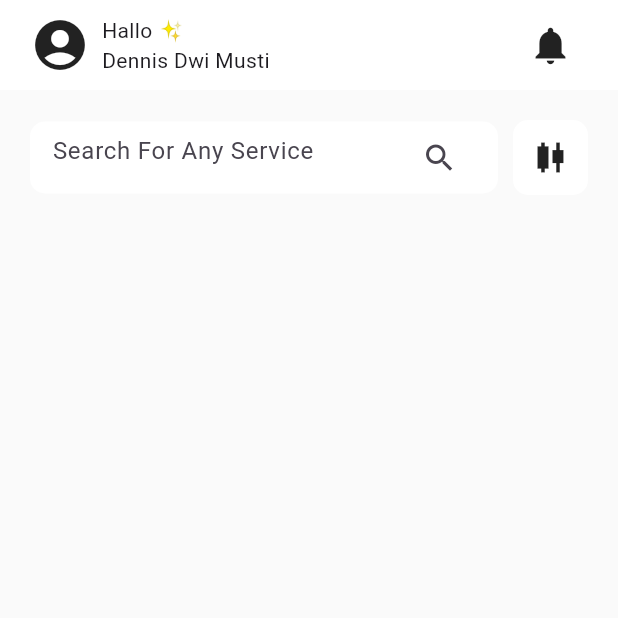
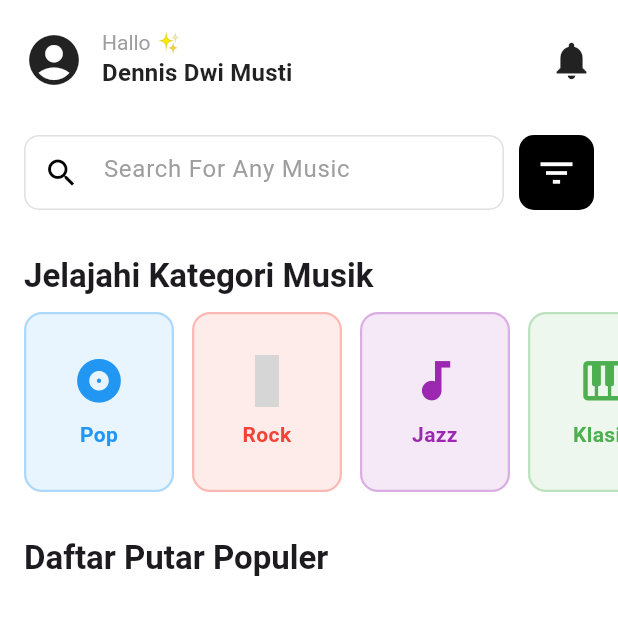
Before and after one commit to ojgrup/Musik-sc, a Flutter app: the screen it shows after launch, on a phone screen of 412 x 824 dp, the top half of it. Run offline on Flutter 3.47's test engine with Material 3 defaults, Android fonts, the phone set to English and light mode, and no system bars; statements that could not run were skipped; grey boxes are pictures that could not be loaded.

Commit message:
Update dashboard.dart

```diff
--- a/lib/dashboard.dart
+++ b/lib/dashboard.dart
@@ -1,4 +1,13 @@
 import 'package:flutter/material.dart';
+
+// --- 1. Model Data Kategori Musik ---
+class MusicCategory {
+  final String name;
+  final IconData icon;
+  final Color color;
+
+  MusicCategory({required this.name, required this.icon, required this.color});
+}
 
 class DashboardPage extends StatefulWidget {
   const DashboardPage({super.key});
@@ -8,119 +17,201 @@ class DashboardPage extends StatefulWidget {
 }
 
 class _DashboardPageState extends State<DashboardPage> {
-  List<Map<String, dynamic>> People = [
-    {
-      "name": "Expert Plumbing",
-      "image": "assets/images/Robin.png",
-      "price": "\$35",
-      "review": "⭐ 4.4 (1.800 reviews)",
-      "job": "Plumber",
-    },
-    {
-      "name": "Electrical Service",
-      "image": "assets/images/Sunday.png",
-      "price": "\$45",
-      "review": "⭐ 4.3 (900 reviews)",
-      "job": "Electrician",
-    },
-    {
-      "name": "Deep Home Cleaning",
-      "image": "assets/images/M7.png",
-      "price": "\$30",
-      "review": "⭐ 4.7 (1.500 reviews)",
-      "job": "Mason",
-    },
+
+  // GANTI: Data layanan rumah menjadi Data Kategori Musik
+  final List<MusicCategory> _categories = [
+    MusicCategory(name: "Pop", icon: Icons.album, color: Colors.blue),
+    MusicCategory(name: "Rock", icon: Icons.electric_guitar, color: Colors.red),
+    MusicCategory(name: "Jazz", icon: Icons.audiotrack, color: Colors.purple),
+    MusicCategory(name: "Klasik", icon: Icons.piano, color: Colors.green),
+    MusicCategory(name: "Hip Hop", icon: Icons.speaker, color: Colors.teal),
+    MusicCategory(name: "Indie", icon: Icons.mic, color: Colors.brown),
   ];
 
   @override
   Widget build(BuildContext context) {
-    // Memberi warna latar belakang yang membedakan dengan header.
-    // Misal, abu-abu muda.
+    // Memberi warna latar belakang putih polos agar cocok dengan gambar
     return Scaffold(
-      backgroundColor: Colors.grey[50],
-      body: SingleChildScrollView(
-        child: Column(
+      backgroundColor: Colors.white,
+      body: CustomScrollView(
+        slivers: [
+          // --- 2. HEADER KUSTOM (SLIVER APP BAR) ---
+          // Menggunakan SliverAppBar agar header lebih fleksibel dan terintegrasi
+          SliverAppBar(
+            backgroundColor: Colors.white,
+            automaticallyImplyLeading: false, // Menghilangkan tombol back default
+            pinned: false, // Header akan hilang saat digulir
+            toolbarHeight: 80, // Tinggi AppBar yang lebih besar
+            title: Row(
+              mainAxisAlignment: MainAxisAlignment.spaceBetween,
               children: [
-            // --- HEADER KUSTOM (APP BAR) YANG TIDAK TRANSPARAN ---
-            Container(
-              // INI ADALAH PERBAIKAN: Memberikan warna latar belakang solid
-              color: Colors.white,
-              padding: EdgeInsets.symmetric(horizontal: 20, vertical: 5),
-              // Tambahkan SafeArea agar konten tidak tertutup status bar
-              child: SafeArea(
-                bottom: false, // Hanya perlu aman di bagian atas
-                child: Row(
+                Row(
                   children: [
-                    Icon(Icons.account_circle, size: 40),
-                    SizedBox(width: 8),
+                    // Icon Profil
+                    const Icon(Icons.account_circle, size: 40, color: Colors.black87),
+                    const SizedBox(width: 12),
+                    // Teks "Hallo" dan Nama
                     Column(
                       crossAxisAlignment: CrossAxisAlignment.start,
                       children: [
-                        Text("Hallo ✨"),
-                        Text("Dennis Dwi Musti"),
-                      ],
+                        const Text(
+                          "Hallo ✨",
+                          style: TextStyle(fontSize: 14, color: Colors.grey, fontWeight: FontWeight.normal)
                         ),
-                    Spacer(),
-                    Container(
-                      padding: EdgeInsets.all(10),
-                      decoration: BoxDecoration(
-                        color: Colors.white,
-                        borderRadius: BorderRadius.circular(15),
-                      ),
-                      child: Icon(Icons.notifications, size: 30),
+                        Text(
+                          "Dennis Dwi Musti",
+                          style: Theme.of(context).textTheme.titleMedium?.copyWith(
+                            fontWeight: FontWeight.bold,
+                            color: Colors.black87
+                          )
                         ),
                       ],
                     ),
+                  ],
+                ),
+                // Icon Notifikasi
+                const Icon(Icons.notifications, size: 30, color: Colors.black87),
+              ],
             ),
           ),
-            // --- AKHIR HEADER KUSTOM ---
 
-            SizedBox(height: 20),
+          SliverList(
+            delegate: SliverChildListDelegate(
+              [
+                const SizedBox(height: 10),
 
-            // Lanjutkan dengan Search Bar dan konten lainnya...
-
+                // --- 3. SEARCH BAR DAN FILTER (Mirip Gambar) ---
                 Padding(
-              padding: EdgeInsets.symmetric(horizontal: 20),
+                  padding: const EdgeInsets.symmetric(horizontal: 16),
                   child: Row(
                     children: [
                       Expanded(
                         child: Container(
-                      padding: EdgeInsets.symmetric(horizontal: 15),
+                          height: 50, // Tinggi konsisten
                           decoration: BoxDecoration(
                             color: Colors.white,
                             borderRadius: BorderRadius.circular(10),
+                            border: Border.all(color: Colors.grey.shade300, width: 1), // Garis tepi ringan
                           ),
-                      child: TextField(
+                          child: const TextField(
                             decoration: InputDecoration(
                               border: InputBorder.none,
-                          hintText: "Search For Any Service",
-                          suffixIcon: Icon(Icons.search),
+                              contentPadding: EdgeInsets.symmetric(vertical: 10, horizontal: 15),
+                              hintText: "Search For Any Music", // Disesuaikan ke musik
+                              hintStyle: TextStyle(color: Colors.grey),
+                              prefixIcon: Icon(Icons.search, color: Colors.black),
                             ),
                           ),
                         ),
                       ),
-                  SizedBox(width: 10),
+                      const SizedBox(width: 10),
+                      // Tombol Filter (Ikon harus diganti agar sesuai dengan gambar)
                       Container(
-                    padding: EdgeInsets.all(10),
+                        width: 50,
+                        height: 50,
                         decoration: BoxDecoration(
-                      color: Colors.white,
+                          color: Colors.black, // Warna hitam untuk filter seperti di gambar
                           borderRadius: BorderRadius.circular(10),
                         ),
-                    child: Icon(Icons.candlestick_chart, size: 30),
+                        child: const Icon(
+                          Icons.filter_list, // Ikon Filter
+                          color: Colors.white,
+                          size: 28,
+                        ),
                       ),
                     ],
                   ),
                 ),
 
-            SizedBox(height: 20),
+                const SizedBox(height: 30),
 
-            // Konten lainnya dihilangkan untuk menjaga fokus, tetapi asumsikan kode sebelumnya dilanjutkan di sini
+                // --- 4. JUDUL KATEGORI ---
+                Padding(
+                  padding: const EdgeInsets.only(left: 16.0, bottom: 10.0),
+                  child: Text(
+                    "Jelajahi Kategori Musik",
+                    style: Theme.of(context).textTheme.titleLarge?.copyWith(fontWeight: FontWeight.bold),
+                  ),
+                ),
 
-            // ... (Lanjutan kode banner, kategori, dan list popular near you)
+                // --- 5. DAFTAR KATEGORI (HORIZONTAL SCROLL) ---
+                SizedBox(
+                  height: 120,
+                  child: ListView.builder(
+                    scrollDirection: Axis.horizontal,
+                    itemCount: _categories.length,
+                    padding: const EdgeInsets.symmetric(horizontal: 16),
+                    itemBuilder: (context, index) {
+                      final category = _categories[index];
+                      // Memanggil widget kategori card
+                      return Padding(
+                        padding: const EdgeInsets.only(right: 12),
+                        child: CategoryCard(category: category),
+                      );
+                    },
+                  ),
+                ),
 
-            // Catatan: Jika Anda menginginkan header ini tetap di atas (Sticky AppBar),
-            // Anda harus memindahkannya ke properti 'appBar' pada Scaffold.
-            // Namun, karena Anda membuatnya kustom, solusi di atas adalah yang paling sederhana.
+                const SizedBox(height: 30),
+
+                // --- 6. Bagian Daftar Putar Populer (Contoh) ---
+                Padding(
+                  padding: const EdgeInsets.only(left: 16.0, bottom: 10.0),
+                  child: Text(
+                    "Daftar Putar Populer",
+                    style: Theme.of(context).textTheme.titleLarge?.copyWith(fontWeight: FontWeight.bold),
+                  ),
+                ),
+
+                // ... Di sini Anda bisa menambahkan ListView.builder untuk Daftar Lagu (Playlist)
+              ],
+            ),
+          ),
+        ],
+      ),
+    );
+  }
+}
+
+
+// Widget untuk setiap kartu kategori (Diambil dari kode sebelumnya)
+class CategoryCard extends StatelessWidget {
+  final MusicCategory category;
+
+  const CategoryCard({super.key, required this.category});
+
+  @override
+  Widget build(BuildContext context) {
+    return InkWell(
+      onTap: () {
+        // NAVIGASI: Arahkan ke halaman daftar lagu berdasarkan kategori
+        ScaffoldMessenger.of(context).showSnackBar(
+          SnackBar(content: Text('Anda memilih kategori: ${category.name}'))
+        );
+      },
+      child: Container(
+        width: 100, // Lebar untuk tampilan horizontal
+        decoration: BoxDecoration(
+          color: category.color.withOpacity(0.1),
+          borderRadius: BorderRadius.circular(12),
+          border: Border.all(color: category.color.withOpacity(0.3), width: 1.5),
+        ),
+        child: Column(
+          mainAxisAlignment: MainAxisAlignment.center,
+          children: [
+            Icon(category.icon, size: 35, color: category.color),
+            const SizedBox(height: 8),
+            Text(
+              category.name,
+              style: TextStyle(
+                fontWeight: FontWeight.bold,
+                color: category.color,
+                fontSize: 14,
+              ),
+              textAlign: TextAlign.center,
+              maxLines: 1,
+              overflow: TextOverflow.ellipsis,
+            ),
           ],
         ),
       ),
```
Lines whose indentation alone changed are shown as unchanged.
